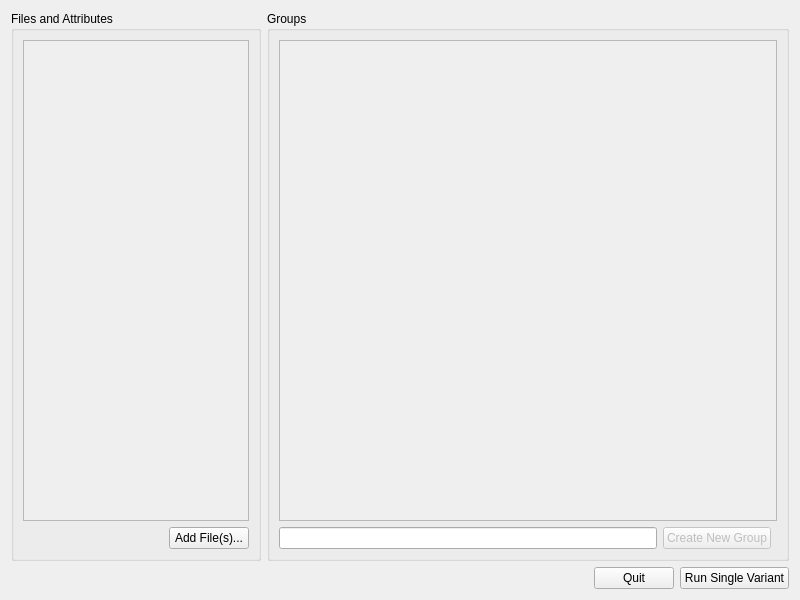
Above: GNGSTA/gui/ui/Setup.ui from alex-r-bigelow/compreheNGSive before the change. Below: the same form after it.
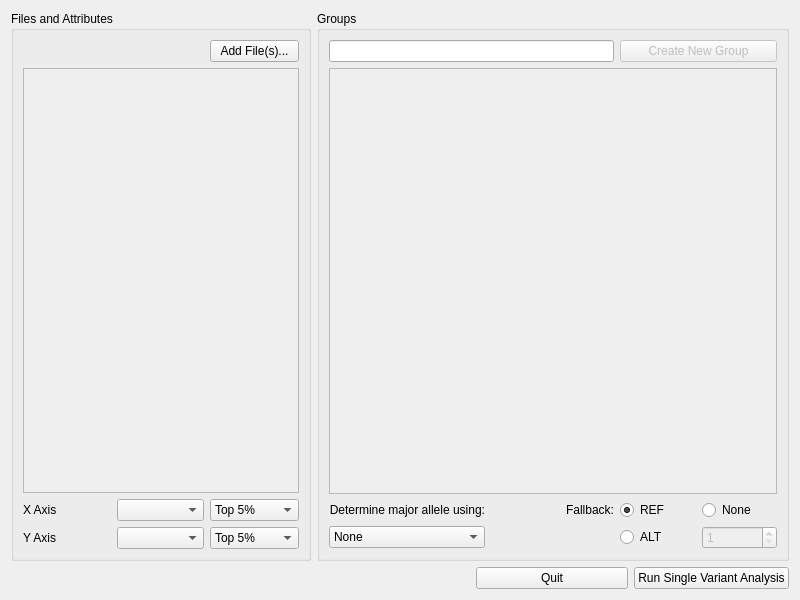
That is the form after the change.

The edit to the form file:
```diff
--- a/GNGSTA/gui/ui/Setup.ui
+++ b/GNGSTA/gui/ui/Setup.ui
@@ -14,67 +14,6 @@
    <string>Setup</string>
   </property>
   <layout class="QGridLayout" name="gridLayout_4">
-   <item row="0" column="2" colspan="3">
-    <widget class="QGroupBox" name="groupBox">
-     <property name="sizePolicy">
-      <sizepolicy hsizetype="Preferred" vsizetype="Preferred">
-       <horstretch>0</horstretch>
-       <verstretch>0</verstretch>
-      </sizepolicy>
-     </property>
-     <property name="minimumSize">
-      <size>
-       <width>0</width>
-       <height>0</height>
-      </size>
-     </property>
-     <property name="title">
-      <string>Groups</string>
-     </property>
-     <layout class="QGridLayout" name="gridLayout">
-      <item row="6" column="1">
-       <widget class="QPushButton" name="createNewGroupButton">
-        <property name="enabled">
-         <bool>false</bool>
-        </property>
-        <property name="text">
-         <string>Create New Group</string>
-        </property>
-        <property name="autoDefault">
-         <bool>false</bool>
-        </property>
-       </widget>
-      </item>
-      <item row="6" column="0">
-       <widget class="QLineEdit" name="groupLineEdit">
-        <property name="minimumSize">
-         <size>
-          <width>0</width>
-          <height>0</height>
-         </size>
-        </property>
-       </widget>
-      </item>
-      <item row="0" column="0" colspan="3">
-       <widget class="QScrollArea" name="svGroupScrollArea">
-        <property name="widgetResizable">
-         <bool>true</bool>
-        </property>
-        <widget class="QWidget" name="scrollAreaWidgetContents">
-         <property name="geometry">
-          <rect>
-           <x>0</x>
-           <y>0</y>
-           <width>484</width>
-           <height>468</height>
-          </rect>
-         </property>
-        </widget>
-       </widget>
-      </item>
-     </layout>
-    </widget>
-   </item>
    <item row="1" column="3">
     <widget class="QPushButton" name="Quit">
      <property name="text">
@@ -88,7 +27,7 @@
    <item row="1" column="4">
     <widget class="QPushButton" name="runSVbutton">
      <property name="text">
-      <string>Run Single Variant</string>
+      <string>Run Single Variant Analysis</string>
      </property>
      <property name="autoDefault">
       <bool>false</bool>
@@ -105,13 +44,13 @@
      </property>
      <property name="minimumSize">
       <size>
-       <width>250</width>
+       <width>300</width>
        <height>0</height>
       </size>
      </property>
      <property name="maximumSize">
       <size>
-       <width>250</width>
+       <width>300</width>
        <height>16777215</height>
       </size>
      </property>
@@ -119,17 +58,24 @@
       <string>Files and Attributes</string>
      </property>
      <layout class="QGridLayout" name="gridLayout_3">
-      <item row="1" column="2">
-       <widget class="QPushButton" name="addFilesButton">
-        <property name="text">
-         <string>Add File(s)...</string>
+      <item row="1" column="1" colspan="3">
+       <widget class="QScrollArea" name="svFileScrollArea">
+        <property name="widgetResizable">
+         <bool>true</bool>
         </property>
-        <property name="autoDefault">
-         <bool>false</bool>
-        </property>
+        <widget class="QWidget" name="scrollAreaWidgetContents_2">
+         <property name="geometry">
+          <rect>
+           <x>0</x>
+           <y>0</y>
+           <width>268</width>
+           <height>410</height>
+          </rect>
+         </property>
+        </widget>
        </widget>
       </item>
-      <item row="1" column="1">
+      <item row="0" column="1" colspan="2">
        <spacer name="horizontalSpacer_2">
         <property name="orientation">
          <enum>Qt::Horizontal</enum>
@@ -142,27 +88,68 @@
         </property>
        </spacer>
       </item>
-      <item row="0" column="1" colspan="2">
-       <widget class="QScrollArea" name="svFileScrollArea">
-        <property name="widgetResizable">
-         <bool>true</bool>
+      <item row="2" column="1">
+       <widget class="QLabel" name="label">
+        <property name="text">
+         <string>X Axis</string>
         </property>
-        <widget class="QWidget" name="scrollAreaWidgetContents_2">
-         <property name="geometry">
-          <rect>
-           <x>0</x>
-           <y>0</y>
-           <width>218</width>
-           <height>470</height>
-          </rect>
+       </widget>
+      </item>
+      <item row="2" column="2">
+       <widget class="QComboBox" name="comboBox"/>
+      </item>
+      <item row="3" column="1">
+       <widget class="QLabel" name="label_2">
+        <property name="text">
+         <string>Y Axis</string>
+        </property>
+       </widget>
+      </item>
+      <item row="3" column="2">
+       <widget class="QComboBox" name="comboBox_2"/>
+      </item>
+      <item row="2" column="3">
+       <widget class="QComboBox" name="comboBox_6">
+        <item>
+         <property name="text">
+          <string>Top 5%</string>
          </property>
-        </widget>
+        </item>
+        <item>
+         <property name="text">
+          <string>Bottom 5%</string>
+         </property>
+        </item>
+       </widget>
+      </item>
+      <item row="3" column="3">
+       <widget class="QComboBox" name="comboBox_7">
+        <item>
+         <property name="text">
+          <string>Top 5%</string>
+         </property>
+        </item>
+        <item>
+         <property name="text">
+          <string>Bottom 5%</string>
+         </property>
+        </item>
+       </widget>
+      </item>
+      <item row="0" column="3">
+       <widget class="QPushButton" name="addFilesButton">
+        <property name="text">
+         <string>Add File(s)...</string>
+        </property>
+        <property name="autoDefault">
+         <bool>false</bool>
+        </property>
        </widget>
       </item>
      </layout>
     </widget>
    </item>
-   <item row="1" column="2">
+   <item row="1" column="1" colspan="2">
     <spacer name="horizontalSpacer">
      <property name="orientation">
       <enum>Qt::Horizontal</enum>
@@ -175,6 +162,226 @@
      </property>
     </spacer>
    </item>
+   <item row="0" column="2" colspan="3">
+    <widget class="QGroupBox" name="groupBox">
+     <property name="sizePolicy">
+      <sizepolicy hsizetype="Preferred" vsizetype="Preferred">
+       <horstretch>0</horstretch>
+       <verstretch>0</verstretch>
+      </sizepolicy>
+     </property>
+     <property name="minimumSize">
+      <size>
+       <width>0</width>
+       <height>0</height>
+      </size>
+     </property>
+     <property name="title">
+      <string>Groups</string>
+     </property>
+     <layout class="QGridLayout" name="gridLayout">
+      <item row="1" column="0" colspan="5">
+       <widget class="QScrollArea" name="svGroupScrollArea">
+        <property name="widgetResizable">
+         <bool>true</bool>
+        </property>
+        <widget class="QWidget" name="scrollAreaWidgetContents">
+         <property name="geometry">
+          <rect>
+           <x>0</x>
+           <y>0</y>
+           <width>434</width>
+           <height>407</height>
+          </rect>
+         </property>
+        </widget>
+       </widget>
+      </item>
+      <item row="0" column="0" colspan="3">
+       <widget class="QLineEdit" name="groupLineEdit">
+        <property name="minimumSize">
+         <size>
+          <width>0</width>
+          <height>0</height>
+         </size>
+        </property>
+       </widget>
+      </item>
+      <item row="0" column="3" colspan="2">
+       <widget class="QPushButton" name="createNewGroupButton">
+        <property name="enabled">
+         <bool>false</bool>
+        </property>
+        <property name="sizePolicy">
+         <sizepolicy hsizetype="Minimum" vsizetype="Fixed">
+          <horstretch>0</horstretch>
+          <verstretch>0</verstretch>
+         </sizepolicy>
+        </property>
+        <property name="minimumSize">
+         <size>
+          <width>157</width>
+          <height>0</height>
+         </size>
+        </property>
+        <property name="text">
+         <string>Create New Group</string>
+        </property>
+        <property name="autoDefault">
+         <bool>false</bool>
+        </property>
+       </widget>
+      </item>
+      <item row="3" column="0">
+       <widget class="QLabel" name="label_3">
+        <property name="toolTip">
+         <string>&lt;!DOCTYPE HTML PUBLIC &quot;-//W3C//DTD HTML 4.0//EN&quot; &quot;http://www.w3.org/TR/REC-html40/strict.dtd&quot;&gt;
+&lt;html&gt;&lt;head&gt;&lt;meta name=&quot;qrichtext&quot; content=&quot;1&quot; /&gt;&lt;style type=&quot;text/css&quot;&gt;
+p, li { white-space: pre-wrap; }
+&lt;/style&gt;&lt;/head&gt;&lt;body style=&quot; font-family:'Lucida Grande'; font-size:13pt; font-weight:400; font-style:normal;&quot;&gt;
+&lt;p align=&quot;justify&quot; style=&quot; margin-top:0px; margin-bottom:0px; margin-left:0px; margin-right:0px; -qt-block-indent:0; text-indent:0px;&quot;&gt;All allele frequencies will be calculated&lt;/p&gt;
+&lt;p align=&quot;justify&quot; style=&quot; margin-top:0px; margin-bottom:0px; margin-left:0px; margin-right:0px; -qt-block-indent:0; text-indent:0px;&quot;&gt;using the most frequent allele in this&lt;/p&gt;
+&lt;p align=&quot;justify&quot; style=&quot; margin-top:0px; margin-bottom:0px; margin-left:0px; margin-right:0px; -qt-block-indent:0; text-indent:0px;&quot;&gt;group as the major allele.&lt;/p&gt;
+&lt;p align=&quot;justify&quot; style=&quot;-qt-paragraph-type:empty; margin-top:0px; margin-bottom:0px; margin-left:0px; margin-right:0px; -qt-block-indent:0; text-indent:0px;&quot;&gt;&lt;/p&gt;
+&lt;p align=&quot;justify&quot; style=&quot; margin-top:0px; margin-bottom:0px; margin-left:0px; margin-right:0px; -qt-block-indent:0; text-indent:0px;&quot;&gt;If this group has no data for a variant,&lt;/p&gt;
+&lt;p align=&quot;justify&quot; style=&quot; margin-top:0px; margin-bottom:0px; margin-left:0px; margin-right:0px; -qt-block-indent:0; text-indent:0px;&quot;&gt;(regardless of whether the group for&lt;/p&gt;
+&lt;p align=&quot;justify&quot; style=&quot; margin-top:0px; margin-bottom:0px; margin-left:0px; margin-right:0px; -qt-block-indent:0; text-indent:0px;&quot;&gt;which the allele frequency is calculated&lt;/p&gt;
+&lt;p align=&quot;justify&quot; style=&quot; margin-top:0px; margin-bottom:0px; margin-left:0px; margin-right:0px; -qt-block-indent:0; text-indent:0px;&quot;&gt;has data), the variant will appear with&lt;/p&gt;
+&lt;p align=&quot;justify&quot; style=&quot; margin-top:0px; margin-bottom:0px; margin-left:0px; margin-right:0px; -qt-block-indent:0; text-indent:0px;&quot;&gt;the &amp;quot;Allele Masked&amp;quot; label unless a&lt;/p&gt;
+&lt;p align=&quot;justify&quot; style=&quot; margin-top:0px; margin-bottom:0px; margin-left:0px; margin-right:0px; -qt-block-indent:0; text-indent:0px;&quot;&gt;fallback is specified.&lt;/p&gt;&lt;/body&gt;&lt;/html&gt;</string>
+        </property>
+        <property name="text">
+         <string>Determine major allele using:</string>
+        </property>
+        <property name="alignment">
+         <set>Qt::AlignRight|Qt::AlignTrailing|Qt::AlignVCenter</set>
+        </property>
+       </widget>
+      </item>
+      <item row="4" column="0">
+       <widget class="QComboBox" name="alleleComboBox">
+        <property name="toolTip">
+         <string>&lt;!DOCTYPE HTML PUBLIC &quot;-//W3C//DTD HTML 4.0//EN&quot; &quot;http://www.w3.org/TR/REC-html40/strict.dtd&quot;&gt;
+&lt;html&gt;&lt;head&gt;&lt;meta name=&quot;qrichtext&quot; content=&quot;1&quot; /&gt;&lt;style type=&quot;text/css&quot;&gt;
+p, li { white-space: pre-wrap; }
+&lt;/style&gt;&lt;/head&gt;&lt;body style=&quot; font-family:'Lucida Grande'; font-size:13pt; font-weight:400; font-style:normal;&quot;&gt;
+&lt;p style=&quot; margin-top:0px; margin-bottom:0px; margin-left:0px; margin-right:0px; -qt-block-indent:0; text-indent:0px;&quot;&gt;All allele frequencies will be calculated&lt;/p&gt;
+&lt;p align=&quot;justify&quot; style=&quot; margin-top:0px; margin-bottom:0px; margin-left:0px; margin-right:0px; -qt-block-indent:0; text-indent:0px;&quot;&gt;using the most frequent allele in this&lt;/p&gt;
+&lt;p align=&quot;justify&quot; style=&quot; margin-top:0px; margin-bottom:0px; margin-left:0px; margin-right:0px; -qt-block-indent:0; text-indent:0px;&quot;&gt;group as the major allele.&lt;/p&gt;
+&lt;p align=&quot;justify&quot; style=&quot;-qt-paragraph-type:empty; margin-top:0px; margin-bottom:0px; margin-left:0px; margin-right:0px; -qt-block-indent:0; text-indent:0px;&quot;&gt;&lt;/p&gt;
+&lt;p align=&quot;justify&quot; style=&quot; margin-top:0px; margin-bottom:0px; margin-left:0px; margin-right:0px; -qt-block-indent:0; text-indent:0px;&quot;&gt;If this group has no data for a variant,&lt;/p&gt;
+&lt;p align=&quot;justify&quot; style=&quot; margin-top:0px; margin-bottom:0px; margin-left:0px; margin-right:0px; -qt-block-indent:0; text-indent:0px;&quot;&gt;(regardless of whether the group for&lt;/p&gt;
+&lt;p align=&quot;justify&quot; style=&quot; margin-top:0px; margin-bottom:0px; margin-left:0px; margin-right:0px; -qt-block-indent:0; text-indent:0px;&quot;&gt;which the allele frequency is calculated&lt;/p&gt;
+&lt;p align=&quot;justify&quot; style=&quot; margin-top:0px; margin-bottom:0px; margin-left:0px; margin-right:0px; -qt-block-indent:0; text-indent:0px;&quot;&gt;has data), the variant will appear with&lt;/p&gt;
+&lt;p align=&quot;justify&quot; style=&quot; margin-top:0px; margin-bottom:0px; margin-left:0px; margin-right:0px; -qt-block-indent:0; text-indent:0px;&quot;&gt;the &amp;quot;Allele Masked&amp;quot; label unless a&lt;/p&gt;
+&lt;p align=&quot;justify&quot; style=&quot; margin-top:0px; margin-bottom:0px; margin-left:0px; margin-right:0px; -qt-block-indent:0; text-indent:0px;&quot;&gt;fallback is specified.&lt;/p&gt;&lt;/body&gt;&lt;/html&gt;</string>
+        </property>
+        <item>
+         <property name="text">
+          <string>None</string>
+         </property>
+        </item>
+       </widget>
+      </item>
+      <item row="4" column="4">
+       <widget class="QSpinBox" name="altSpinBox">
+        <property name="enabled">
+         <bool>false</bool>
+        </property>
+        <property name="toolTip">
+         <string>If no group is specified or the group has
+no data for a variant, this option allows
+using the default REF/ALT configuration
+in the first loaded .vcf file (e.g. choosing
+&quot;REF&quot; assumes the reference allele to be
+the major allele).</string>
+        </property>
+        <property name="minimum">
+         <number>1</number>
+        </property>
+        <property name="maximum">
+         <number>100</number>
+        </property>
+       </widget>
+      </item>
+      <item row="3" column="3">
+       <widget class="QRadioButton" name="radioButton">
+        <property name="toolTip">
+         <string>If no group is specified or the group has
+no data for a variant, this option allows
+using the default REF/ALT configuration
+in the first loaded .vcf file (e.g. choosing
+&quot;REF&quot; assumes the reference allele to be
+the major allele).</string>
+        </property>
+        <property name="text">
+         <string>REF</string>
+        </property>
+        <property name="checked">
+         <bool>true</bool>
+        </property>
+        <attribute name="buttonGroup">
+         <string>fallbackRadioButtons</string>
+        </attribute>
+       </widget>
+      </item>
+      <item row="3" column="2">
+       <widget class="QLabel" name="label_5">
+        <property name="toolTip">
+         <string>If no group is specified or the group has
+no data for a variant, this option allows
+using the default REF/ALT configuration
+in the first loaded .vcf file (e.g. choosing
+&quot;REF&quot; assumes the reference allele to be
+the major allele).</string>
+        </property>
+        <property name="text">
+         <string>Fallback:</string>
+        </property>
+        <property name="alignment">
+         <set>Qt::AlignRight|Qt::AlignTrailing|Qt::AlignVCenter</set>
+        </property>
+       </widget>
+      </item>
+      <item row="4" column="3">
+       <widget class="QRadioButton" name="altRadioButton">
+        <property name="toolTip">
+         <string>If no group is specified or the group has
+no data for a variant, this option allows
+using the default REF/ALT configuration
+in the first loaded .vcf file (e.g. choosing
+&quot;REF&quot; assumes the reference allele to be
+the major allele).</string>
+        </property>
+        <property name="text">
+         <string>ALT</string>
+        </property>
+        <attribute name="buttonGroup">
+         <string>fallbackRadioButtons</string>
+        </attribute>
+       </widget>
+      </item>
+      <item row="3" column="4">
+       <widget class="QRadioButton" name="radioButton_3">
+        <property name="toolTip">
+         <string>If no group is specified or the group has
+no data for a variant, this option allows
+using the default REF/ALT configuration
+in the first loaded .vcf file (e.g. choosing
+&quot;REF&quot; assumes the reference allele to be
+the major allele).</string>
+        </property>
+        <property name="text">
+         <string>None</string>
+        </property>
+        <attribute name="buttonGroup">
+         <string>fallbackRadioButtons</string>
+        </attribute>
+       </widget>
+      </item>
+     </layout>
+    </widget>
+   </item>
   </layout>
  </widget>
  <resources/>
```
Left out of the diff: 3 changed lines with no effect on the pictures.
